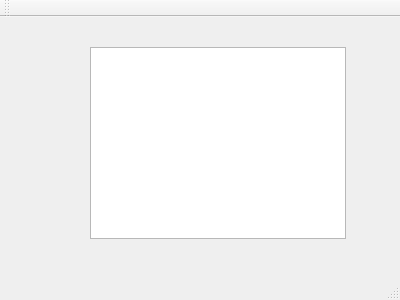
Old version of the form mainwindow.ui in the repository xdocek07/ITU-projekt.
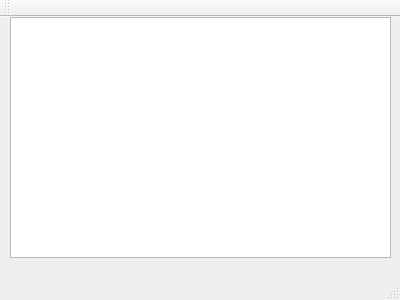
New version of the form.

Diff of the .ui file:
```diff
--- a/mainwindow.ui
+++ b/mainwindow.ui
@@ -17,10 +17,10 @@
    <widget class="QGraphicsView" name="graphicsView">
     <property name="geometry">
      <rect>
-      <x>90</x>
-      <y>30</y>
-      <width>256</width>
-      <height>192</height>
+      <x>10</x>
+      <y>0</y>
+      <width>381</width>
+      <height>241</height>
      </rect>
     </property>
    </widget>
```
